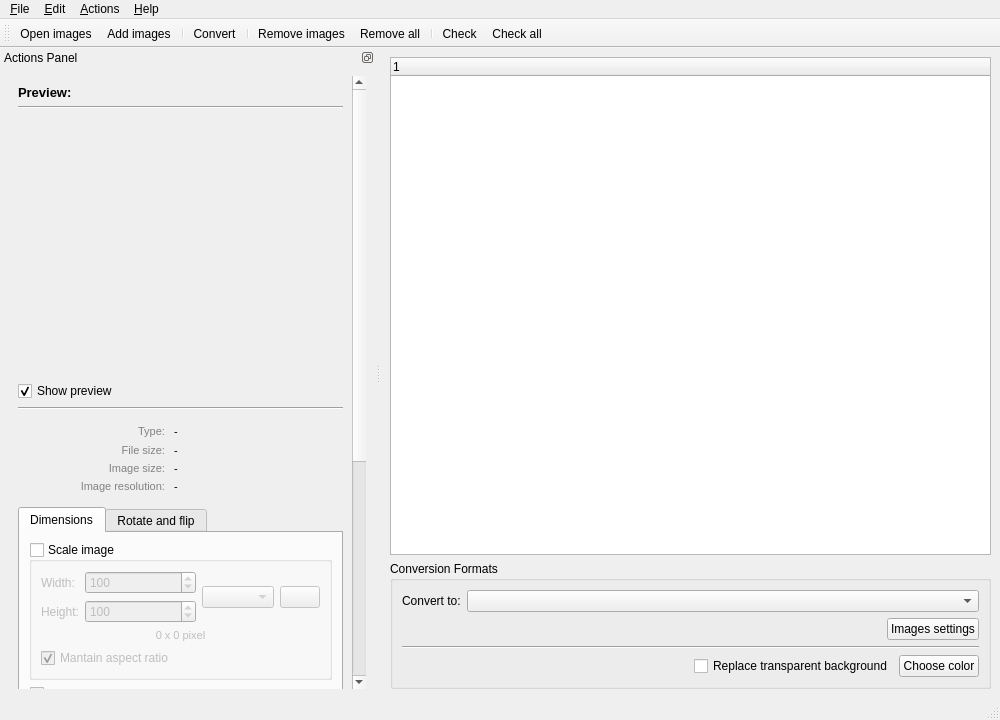
The window that ui/mainwindow.ui (Faster3ck/Converseen) describes before a commit, drawn with Qt 5.
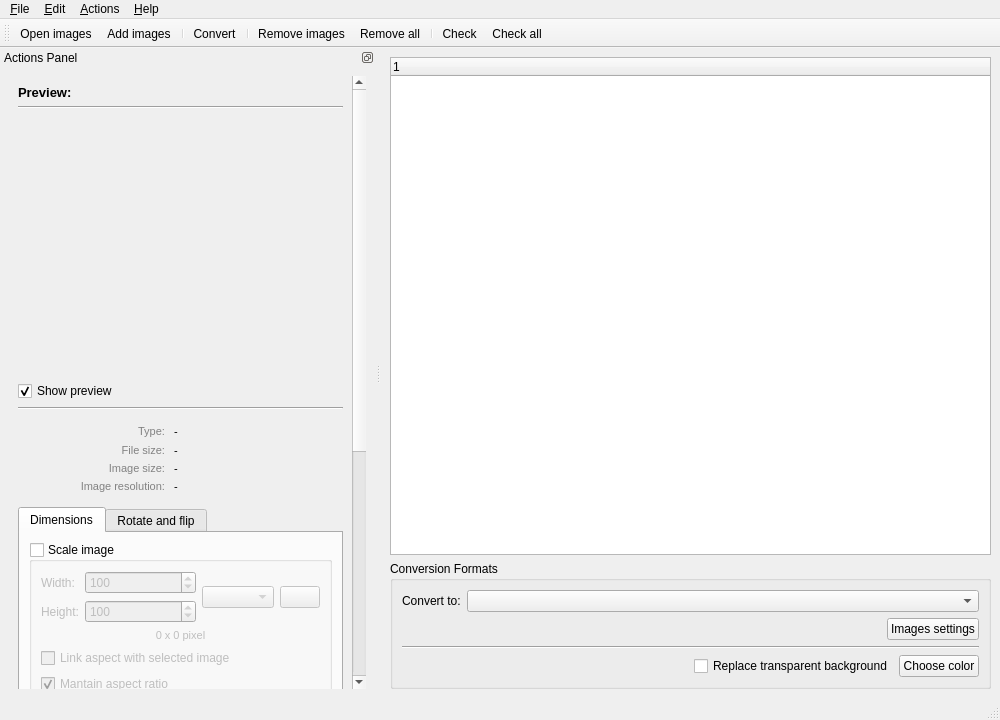
The same window after the commit. Icons and pictures are not drawn. Custom widgets are drawn as their Qt base class.

Diff of the .ui file:
```diff
--- a/ui/mainwindow.ui
+++ b/ui/mainwindow.ui
@@ -231,9 +231,9 @@
         <property name="geometry">
          <rect>
           <x>0</x>
-          <y>-240</y>
-          <width>343</width>
-          <height>989</height>
+          <y>0</y>
+          <width>350</width>
+          <height>954</height>
          </rect>
         </property>
         <layout class="QVBoxLayout" name="verticalLayout_12">
@@ -653,7 +653,14 @@
                  </widget>
                 </item>
                 <item>
-                 <layout class="QHBoxLayout" name="horizontalLayout_9">
+                 <layout class="QVBoxLayout" name="verticalLayout_19">
+                  <item>
+                   <widget class="QCheckBox" name="checkLinkAspect">
+                    <property name="text">
+                     <string>Link aspect with selected image</string>
+                    </property>
+                   </widget>
+                  </item>
                   <item>
                    <widget class="QCheckBox" name="checkRelative">
                     <property name="text">
```
Left out of the diff: 9 changed lines with no effect on the pictures.
